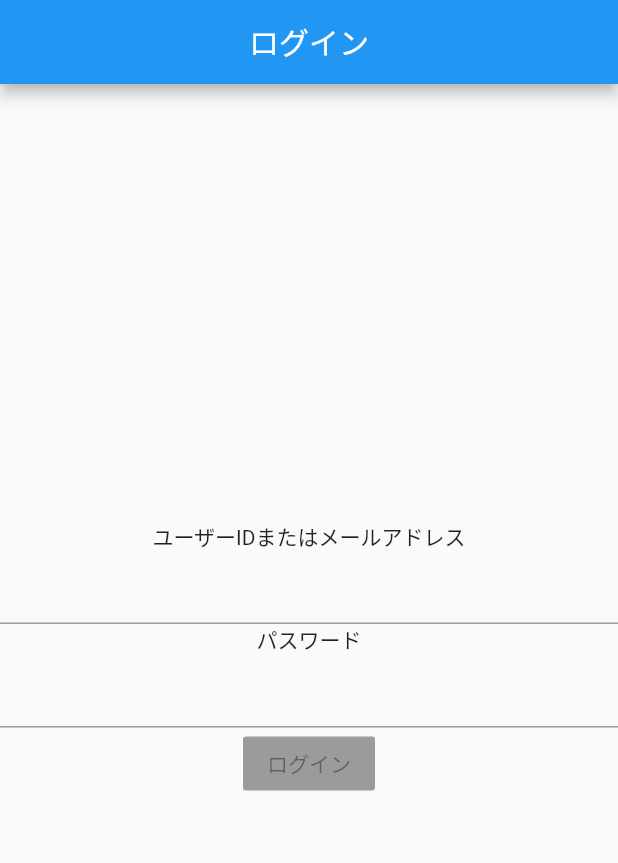
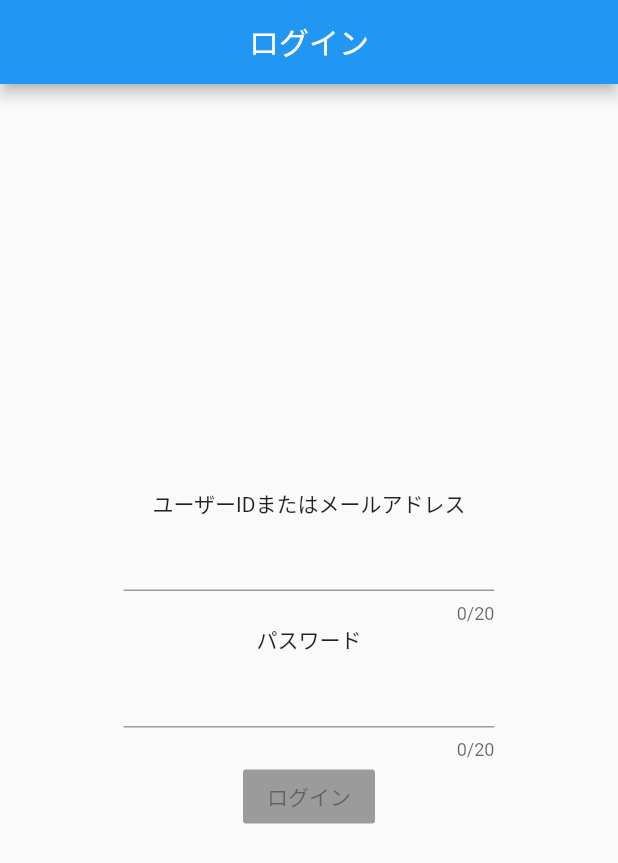
Before and after one commit to sh-ogawa/form_design_patterns, a Flutter app: the screen it shows after launch, on a phone screen of 412 x 824 dp. Shown: the top 863 px of the screen. Run offline on Flutter 3.47's test engine with Material 2 defaults, Android fonts, the phone set to English and light mode, and no system bars; our stand-ins replace get_it, rxdart; missing offline and left inert: simple_logger.

Commit message:
add: 半角英数字のみとかobsecureとかの対応

```diff
--- a/lib/pages/login/main.dart
+++ b/lib/pages/login/main.dart
@@ -9,7 +9,8 @@ class LoginMainPage extends StatelessWidget {
 
   // ユーザーIDの登録セクション
   Widget _buildUserIdSection() {
-    return Container(
+    return Semantics(
+      label: 'input user id',
       child: Column(
         children: <Widget>[
           Text('ユーザーIDまたはメールアドレス'),
@@ -19,7 +20,11 @@ class LoginMainPage extends StatelessWidget {
               locator<Logger>().debug(snapshot.data);
               return TextField(
                 enabled: true,
+                keyboardType: TextInputType.emailAddress,
+                maxLines: 1,
+                maxLength: 20,
                 onChanged: bloc.userIdChanged,
+                textAlign: TextAlign.center,
               );
             },
           ),
@@ -30,7 +35,8 @@ class LoginMainPage extends StatelessWidget {
 
   // ユーザーIDの登録セクション
   Widget _buildPasswordSection() {
-    return Container(
+    return Semantics(
+      label: 'input password',
       child: Column(
         children: <Widget>[
           Text('パスワード'),
@@ -40,7 +46,11 @@ class LoginMainPage extends StatelessWidget {
               locator<Logger>().debug(snapshot.data);
               return TextField(
                 enabled: true,
+                maxLines: 1,
+                maxLength: 20,
+                obscureText: true,
                 onChanged: bloc.passwordChanged,
+                textAlign: TextAlign.center,
               );
             },
           ),
@@ -55,16 +65,36 @@ class LoginMainPage extends StatelessWidget {
       builder: (BuildContext context, AsyncSnapshot<bool> snapshot) {
         var func;
         if (snapshot.hasData && snapshot.data) {
-            func = () {};
+          func = () async {
+            var userId = await bloc.userId.first;
+            var password = await bloc.password.first;
+            showDialog(
+              context: context,
+              builder: (BuildContext context) {
+                return Container(
+                  alignment: Alignment.center,
+                  child: FractionallySizedBox(
+                    widthFactor: 0.80,
+                    heightFactor: 0.50,
+                    child: Column(
+                      children: <Widget>[
+                        Text('ユーザーID： $userId'),
+                        Text('パスワード： $password'),
+                      ],
+                    ),
+                  ),
+                );
+              },
+            );
+          };
         }
-
         return RaisedButton(
           onPressed: func,
           child: Text('ログイン'),
         );
-        });
       }
-
+    );
+  }
 
   @override
   Widget build(BuildContext context) {
@@ -76,8 +106,11 @@ class LoginMainPage extends StatelessWidget {
       ),
       body: Container(
         alignment: Alignment.center,
+        child: FractionallySizedBox(
+          widthFactor: 0.60,
           child: Column(
             mainAxisAlignment: MainAxisAlignment.center,
+            crossAxisAlignment: CrossAxisAlignment.center,
             children: <Widget>[
               _buildUserIdSection(),
               _buildPasswordSection(),
@@ -85,7 +118,7 @@ class LoginMainPage extends StatelessWidget {
             ],
           ),
         ),
+      ),
     );
   }
-
 }
```
Lines whose indentation alone changed are shown as unchanged.
